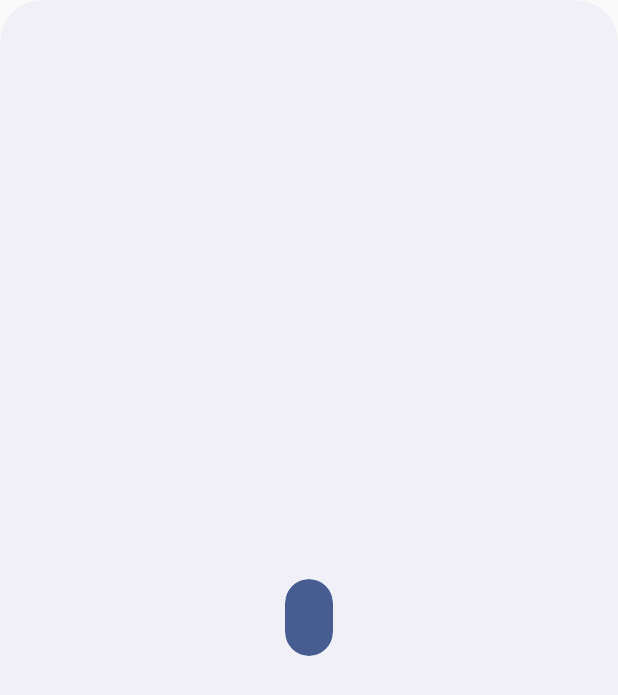
After one commit to K2D2021/K2DBinaryWatch, an Android app: the layout k2_d_binary_watch_widget.xml on its own in the app's theme, with its tools: preview values and no code run, on a phone screen of 412 x 824 dp. The commit adds this screen. Shown: the top 695 px of the screen. Run offline under Robolectric (Android 15) with nearby library versions, the phone set to English and light mode, and no system bars.

Commit message:
Start adding widget

```diff
--- a/app/build.gradle
+++ b/app/build.gradle
@@ -31,6 +31,9 @@ android {
     }
 
     viewBinding.enabled = true
+    buildFeatures {
+        viewBinding true
+    }
 }
 
 dependencies {
--- /dev/null
+++ b/app/src/main/res/drawable-v21/app_widget_background.xml
@@ -0,0 +1,10 @@
+<?xml version="1.0" encoding="utf-8"?><!--
+Background for widgets to make the rounded corners based on the
+appWidgetRadius attribute value
+-->
+<shape xmlns:android="http://schemas.android.com/apk/res/android"
+    android:shape="rectangle">
+
+    <corners android:radius="?attr/appWidgetRadius" />
+    <solid android:color="?android:attr/colorBackground" />
+</shape>
--- /dev/null
+++ b/app/src/main/res/drawable-v21/app_widget_inner_view_background.xml
@@ -0,0 +1,10 @@
+<?xml version="1.0" encoding="utf-8"?><!--
+Background for views inside widgets to make the rounded corners based on the
+appWidgetInnerRadius attribute value
+-->
+<shape xmlns:android="http://schemas.android.com/apk/res/android"
+    android:shape="rectangle">
+
+    <corners android:radius="?attr/appWidgetInnerRadius" />
+    <solid android:color="?android:attr/colorAccent" />
+</shape>
--- /dev/null
+++ b/app/src/main/res/layout/k2_d_binary_watch_widget.xml
@@ -0,0 +1,14 @@
+<RelativeLayout xmlns:android="http://schemas.android.com/apk/res/android"
+    style="@style/Widget.K2DBinaryWatch.AppWidget.Container"
+    android:layout_width="match_parent"
+    android:layout_height="match_parent"
+    android:theme="@style/Theme.K2DBinaryWatch.AppWidgetContainer">
+
+    <TextView
+        android:id="@+id/appwidget_hours"
+        style="@style/Widget.K2DBinaryWatch.AppWidget.InnerView"
+        android:layout_width="wrap_content"
+        android:layout_height="wrap_content"
+        android:layout_centerInParent="true"
+        android:textSize="14sp" />
+</RelativeLayout>
--- /dev/null
+++ b/app/src/main/res/values-night-v31/themes.xml
@@ -0,0 +1,10 @@
+<?xml version="1.0" encoding="utf-8"?>
+<resources>
+    <!--
+    Having themes.xml for night-v31 because of the priority order of the resource qualifiers.
+    -->
+    <style name="Theme.K2DBinaryWatch.AppWidgetContainerParent" parent="@android:style/Theme.DeviceDefault.DayNight">
+        <item name="appWidgetRadius">@android:dimen/system_app_widget_background_radius</item>
+        <item name="appWidgetInnerRadius">@android:dimen/system_app_widget_inner_radius</item>
+    </style>
+</resources>
--- /dev/null
+++ b/app/src/main/res/values-v21/styles.xml
@@ -0,0 +1,14 @@
+<resources>
+
+    <style name="Widget.K2DBinaryWatch.AppWidget.Container" parent="android:Widget">
+        <item name="android:id">@android:id/background</item>
+        <item name="android:padding">?attr/appWidgetPadding</item>
+        <item name="android:background">@drawable/app_widget_background</item>
+    </style>
+
+    <style name="Widget.K2DBinaryWatch.AppWidget.InnerView" parent="android:Widget">
+        <item name="android:padding">?attr/appWidgetPadding</item>
+        <item name="android:background">@drawable/app_widget_inner_view_background</item>
+        <item name="android:textColor">?android:attr/textColorPrimary</item>
+    </style>
+</resources>
--- /dev/null
+++ b/app/src/main/res/values-v31/styles.xml
@@ -0,0 +1,16 @@
+<resources>
+
+    <style name="Widget.K2DBinaryWatch.AppWidget.Container" parent="android:Widget">
+        <item name="android:id">@android:id/background</item>
+        <item name="android:padding">?attr/appWidgetPadding</item>
+        <item name="android:background">@drawable/app_widget_background</item>
+        <item name="android:clipToOutline">true</item>
+    </style>
+
+    <style name="Widget.K2DBinaryWatch.AppWidget.InnerView" parent="android:Widget">
+        <item name="android:padding">?attr/appWidgetPadding</item>
+        <item name="android:background">@drawable/app_widget_inner_view_background</item>
+        <item name="android:textColor">?android:attr/textColorPrimary</item>
+        <item name="android:clipToOutline">true</item>
+    </style>
+</resources>
--- /dev/null
+++ b/app/src/main/res/values-v31/themes.xml
@@ -0,0 +1,11 @@
+<?xml version="1.0" encoding="utf-8"?>
+<resources>
+    <!--
+    Having themes.xml for v31 variant because @android:dimen/system_app_widget_background_radius
+     and @android:dimen/system_app_widget_internal_padding requires API level 31
+    -->
+    <style name="Theme.K2DBinaryWatch.AppWidgetContainerParent" parent="@android:style/Theme.DeviceDefault.DayNight">
+        <item name="appWidgetRadius">@android:dimen/system_app_widget_background_radius</item>
+        <item name="appWidgetInnerRadius">@android:dimen/system_app_widget_inner_radius</item>
+    </style>
+</resources>
--- a/app/src/main/res/values/colors.xml
+++ b/app/src/main/res/values/colors.xml
@@ -7,4 +7,8 @@
     <color name="teal_700">#FF018786</color>
     <color name="black">#FF000000</color>
     <color name="white">#FFFFFFFF</color>
+    <color name="light_blue_50">#FFE1F5FE</color>
+    <color name="light_blue_200">#FF81D4FA</color>
+    <color name="light_blue_600">#FF039BE5</color>
+    <color name="light_blue_900">#FF01579B</color>
 </resources>
--- a/app/src/main/res/values/strings.xml
+++ b/app/src/main/res/values/strings.xml
@@ -5,4 +5,7 @@
     <string name="twentyExample">0101</string>
     <string name="sixtyExample">010101</string>
     <string name="seconds">Seconds</string>
+    <string name="appwidget_text">EXAMPLE</string>
+    <string name="add_widget">Add widget</string>
+    <string name="app_widget_description">This is an app widget description</string>
 </resources>
--- /dev/null
+++ b/app/src/main/res/values/styles.xml
@@ -0,0 +1,12 @@
+<resources>
+
+    <style name="Widget.K2DBinaryWatch.AppWidget.Container" parent="android:Widget">
+        <item name="android:id">@android:id/background</item>
+        <item name="android:background">?android:attr/colorBackground</item>
+    </style>
+
+    <style name="Widget.K2DBinaryWatch.AppWidget.InnerView" parent="android:Widget">
+        <item name="android:background">?android:attr/colorBackground</item>
+        <item name="android:textColor">?android:attr/textColorPrimary</item>
+    </style>
+</resources>
--- a/app/src/main/res/values/themes.xml
+++ b/app/src/main/res/values/themes.xml
@@ -13,7 +13,22 @@
         <item name="colorSecondaryVariant">@color/teal_700</item>
         <item name="colorOnSecondary">@color/black</item>
         <!-- Status bar color. -->
-        <item name="android:statusBarColor" >?attr/colorPrimaryVariant</item>
+        <item name="android:statusBarColor">?attr/colorPrimaryVariant</item>
         <!-- Customize your theme here. -->
     </style>
+
+    <style name="Theme.K2DBinaryWatch.AppWidgetContainerParent" parent="@android:style/Theme.DeviceDefault">
+        <!-- Radius of the outer bound of widgets to make the rounded corners -->
+        <item name="appWidgetRadius">16dp</item>
+        <!--
+        Radius of the inner view's bound of widgets to make the rounded corners.
+        It needs to be 8dp or less than the value of appWidgetRadius
+        -->
+        <item name="appWidgetInnerRadius">8dp</item>
+    </style>
+
+    <style name="Theme.K2DBinaryWatch.AppWidgetContainer" parent="Theme.K2DBinaryWatch.AppWidgetContainerParent">
+        <!-- Apply padding to avoid the content of the widget colliding with the rounded corners -->
+        <item name="appWidgetPadding">16dp</item>
+    </style>
 </resources>
```
Also changed, not shown: app/src/main/AndroidManifest.xml (+13 -1 lines), app/src/main/java/com/example/k2dbinarywatch/presentation/K2DBinaryWatchWidget.kt (added, +45 -0 lines), app/src/main/res/values/attrs.xml (added, +7 -0 lines), app/src/main/res/values/dimens.xml (added, +10 -0 lines), app/src/main/res/xml/k2_d_binary_watch_widget_info.xml (added, +14 -0 lines), app/src/main/res/drawable-nodpi/example_appwidget_preview.png (added).
